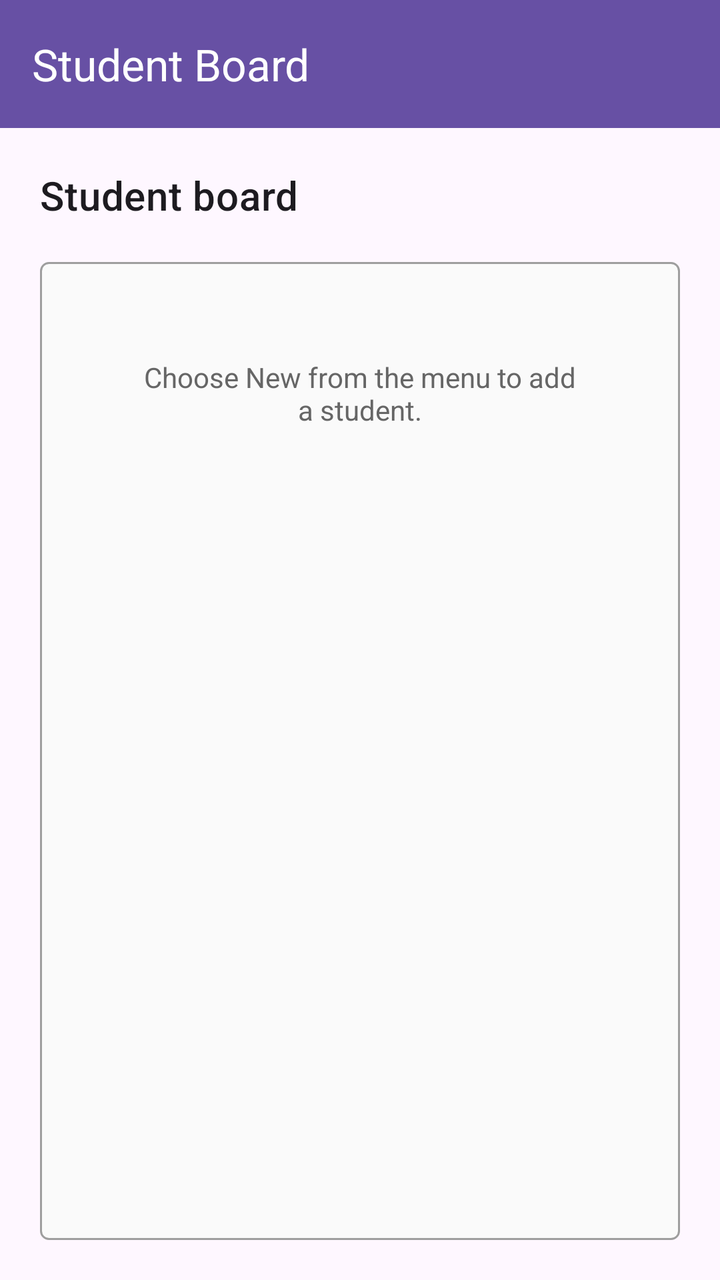
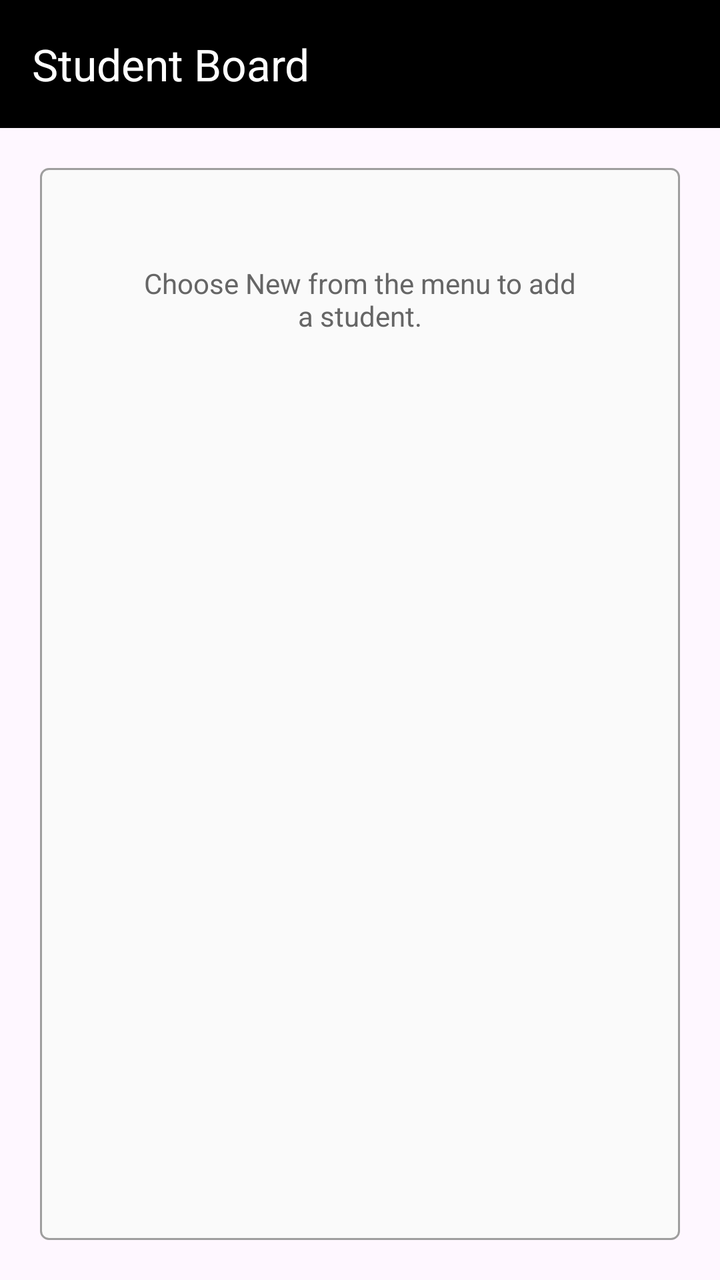

An Android layout rendered at two revisions. The XML below is the earlier revision; the diff shows what the commit changed to produce the second picture.
<!-- AndroidManifest.xml: activity theme Theme.LAB_5A_MOBILE -->
<!-- res/layout/activity_main.xml -->
<?xml version="1.0" encoding="utf-8"?>
<LinearLayout xmlns:android="http://schemas.android.com/apk/res/android"
    xmlns:app="http://schemas.android.com/apk/res-auto"
    xmlns:tools="http://schemas.android.com/tools"
    android:layout_width="match_parent"
    android:layout_height="match_parent"
    android:fitsSystemWindows="true"
    android:orientation="vertical"
    tools:context=".MainActivity">

    <com.google.android.material.appbar.MaterialToolbar
        android:id="@+id/toolbar"
        android:layout_width="match_parent"
        android:layout_height="?attr/actionBarSize"
        android:background="?attr/colorPrimary"
        app:title="@string/app_name"
        app:titleTextColor="@android:color/white" />

    <TextView
        android:layout_width="match_parent"
        android:layout_height="wrap_content"
        android:layout_marginStart="20dp"
        android:layout_marginTop="20dp"
        android:layout_marginEnd="20dp"
        android:text="@string/board_title"
        android:textAppearance="@style/TextAppearance.MaterialComponents.Headline6" />

    <ScrollView
        android:layout_width="match_parent"
        android:layout_height="0dp"
        android:layout_margin="20dp"
        android:layout_weight="1"
        android:background="@drawable/board_background"
        android:fillViewport="true"
        android:padding="16dp">

        <FrameLayout
            android:layout_width="match_parent"
            android:layout_height="wrap_content">

            <TextView
                android:id="@+id/empty_board_text"
                android:layout_width="match_parent"
                android:layout_height="wrap_content"
                android:gravity="center"
                android:padding="32dp"
                android:text="@string/empty_board"
                android:textColor="#666666" />

            <GridLayout
                android:id="@+id/student_board"
                android:layout_width="match_parent"
                android:layout_height="wrap_content"
                android:alignmentMode="alignMargins"
                android:columnCount="4"
                android:orientation="horizontal"
                android:useDefaultMargins="false" />
        </FrameLayout>
    </ScrollView>

</LinearLayout>
<!-- resources referenced by this layout -->
<resources>
  <!-- drawable board_background (drawable) -->
  <?xml version="1.0" encoding="utf-8"?>
  <shape xmlns:android="http://schemas.android.com/apk/res/android"
      android:shape="rectangle">
      <solid android:color="#FAFAFA" />
      <stroke
          android:width="1dp"
          android:color="#9E9E9E" />
      <corners android:radius="4dp" />
  </shape>
  <string name="app_name">Student Board</string>
  <string name="board_title">Student board</string>
  <string name="empty_board">Choose New from the menu to add a student.</string>
  <style name="Theme.LAB_5A_MOBILE" parent="Base.Theme.LAB_5A_MOBILE" />
  <style name="Base.Theme.LAB_5A_MOBILE" parent="Theme.Material3.DayNight.NoActionBar">
          
          
      </style>
</resources>

<!-- the commit's change to res/layout/activity_main.xml (unified diff, before → after) -->
@@ -12,18 +12,11 @@
         android:id="@+id/toolbar"
         android:layout_width="match_parent"
         android:layout_height="?attr/actionBarSize"
-        android:background="?attr/colorPrimary"
+        android:background="#000000"
+        app:theme="@style/ThemeOverlay.AppCompat.Dark.ActionBar"
+        app:popupTheme="@style/ThemeOverlay.AppCompat.Light"
         app:title="@string/app_name"
         app:titleTextColor="@android:color/white" />
-
-    <TextView
-        android:layout_width="match_parent"
-        android:layout_height="wrap_content"
-        android:layout_marginStart="20dp"
-        android:layout_marginTop="20dp"
-        android:layout_marginEnd="20dp"
-        android:text="@string/board_title"
-        android:textAppearance="@style/TextAppearance.MaterialComponents.Headline6" />
 
     <ScrollView
         android:layout_width="match_parent"
<!-- resource entries referenced after the edit -->
@@ -11,7 +11,6 @@
       <corners android:radius="4dp" />
   </shape>
   <string name="app_name">Student Board</string>
-  <string name="board_title">Student board</string>
   <string name="empty_board">Choose New from the menu to add a student.</string>
   <style name="Theme.LAB_5A_MOBILE" parent="Base.Theme.LAB_5A_MOBILE" />
   <style name="Base.Theme.LAB_5A_MOBILE" parent="Theme.Material3.DayNight.NoActionBar">
